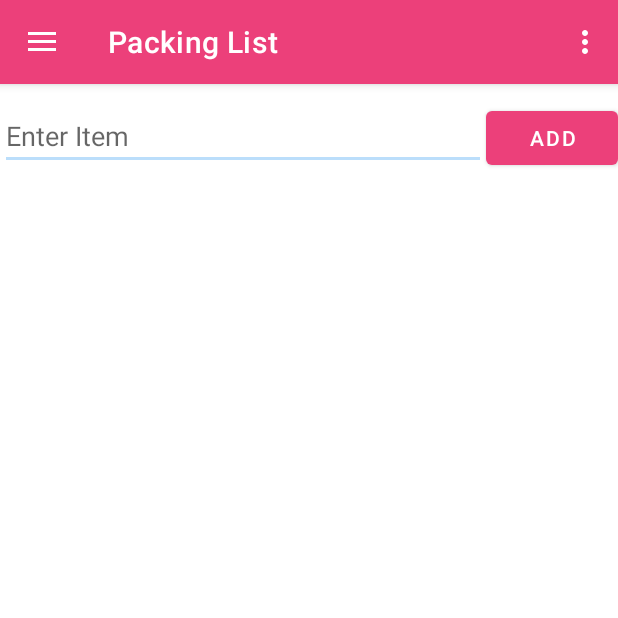
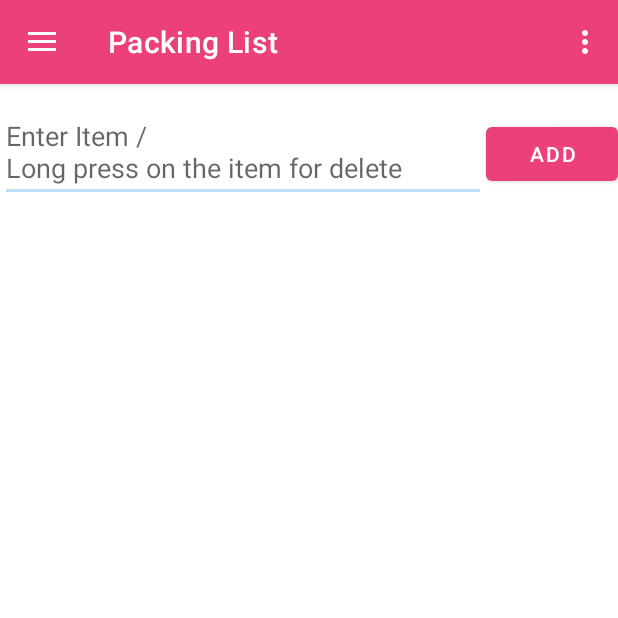
Before and after one commit to ShaniHalali/Wander-and-Go-travel-management-app, an Android app: the MainActivity screen opened directly, with no data from a screen before it, in the side drawer, after a tap on "Packing List", on a phone screen of 412 x 824 dp, the top half of it. Run offline under Robolectric (Android 15) with nearby library versions, the phone set to English and light mode, and no system bars; our stand-ins replace navigation-ui.

Commit message:
packing list

```diff
--- a/app/src/main/res/layout/fragment_packing.xml
+++ b/app/src/main/res/layout/fragment_packing.xml
@@ -17,7 +17,7 @@
             android:id="@+id/packing_editText"
             android:layout_width="0dp"
             android:layout_weight="1"
-            android:hint="Enter Item"
+            android:hint="Enter Item / \nLong press on the item for delete "
             android:layout_height="wrap_content"/>
 
         <Button
```
Also changed, not shown: app/src/main/java/com/example/myapplication/ui/packingList/PackingListFragment.java (+13 -1 lines), app/src/main/res/drawable/pink_beach.png (deleted).
